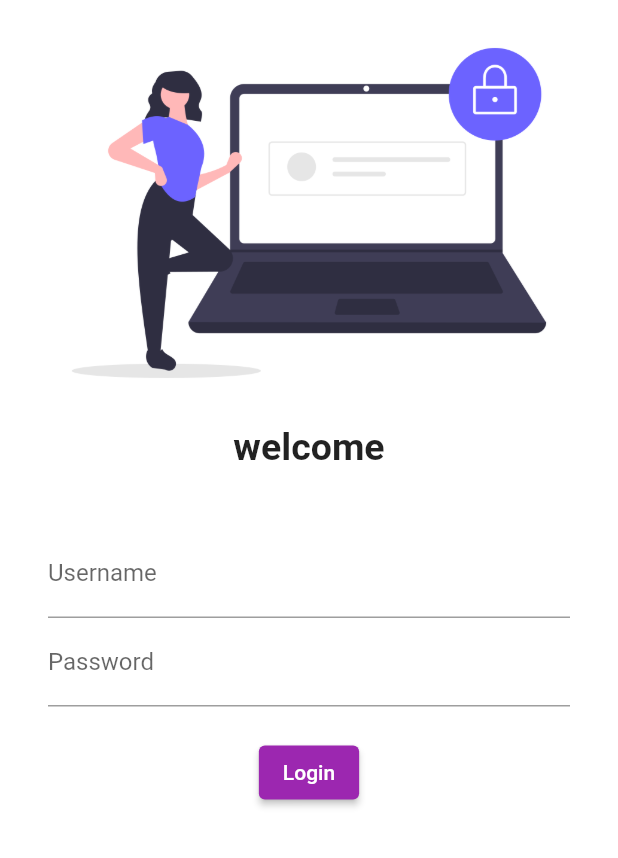
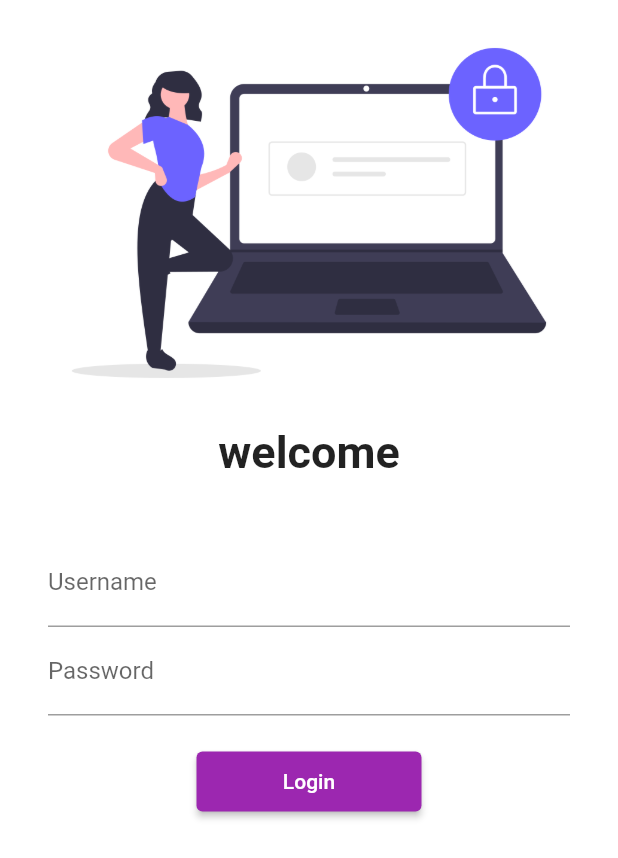
Before and after one commit to Pijush2003/Tutpur, a Flutter app: the screen it shows after launch, on a phone screen of 412 x 824 dp. Shown: the top 858 px of the screen. Run offline on Flutter 3.47's test engine with Material 2 defaults, Android fonts, the phone set to English and light mode, and no system bars.

Commit message:
day5 completed

```diff
--- a/lib/login_page.dart
+++ b/lib/login_page.dart
@@ -1,10 +1,12 @@
 import 'package:flutter/material.dart';
+import 'package:flutter_demo/utlies/routes.dart';
 
 class LoginPage extends StatelessWidget {
   @override
   Widget build(BuildContext context) {
     return Material(
       color: Colors.white,
+      child: SingleChildScrollView(
           child: Column(
         children: [
           Image.asset(
@@ -14,7 +16,7 @@ class LoginPage extends StatelessWidget {
           Text(
             "welcome",
             style: TextStyle(
-                fontSize: 25,
+              fontSize: 30,
               fontWeight: FontWeight.bold,
             ),
           ),
@@ -43,10 +45,10 @@ class LoginPage extends StatelessWidget {
                 ),
                 ElevatedButton(
                   onPressed: () {
-                      print("HI Tutpur");
+                    Navigator.pushNamed(context, MyRoutes.HomePage);
                   },
                   child: Text("Login"),
-                    style: TextButton.styleFrom(),
+                  style: TextButton.styleFrom(minimumSize: Size(150, 40)),
                 )
               ],
             ),
@@ -64,6 +66,7 @@ class LoginPage extends StatelessWidget {
           //),
           //),
           //),
+          ),
     );
   }
 }
--- a/lib/main.dart
+++ b/lib/main.dart
@@ -1,6 +1,7 @@
 import 'package:flutter/material.dart';
 import 'package:flutter_demo/home_page.dart';
 import 'package:flutter_demo/login_page.dart';
+import 'package:flutter_demo/utlies/routes.dart';
 
 void main(List<String> args) {
   runApp(const DemoApp());
@@ -22,8 +23,8 @@ class DemoApp extends StatelessWidget {
       ),
       routes: {
         "/": (context) => LoginPage(),
-        "/home": (context) => HomePage(),
-        "/Login": (context) => LoginPage()
+        MyRoutes.HomePage: (context) => HomePage(),
+        MyRoutes.LoginPage: (context) => LoginPage()
       },
     );
   }
--- /dev/null
+++ b/lib/utlies/routes.dart
@@ -0,0 +1,4 @@
+class MyRoutes{
+  static String LoginPage ="/login";
+  static String HomePage = "/homepage";
+}
```
Lines whose indentation alone changed are shown as unchanged.
